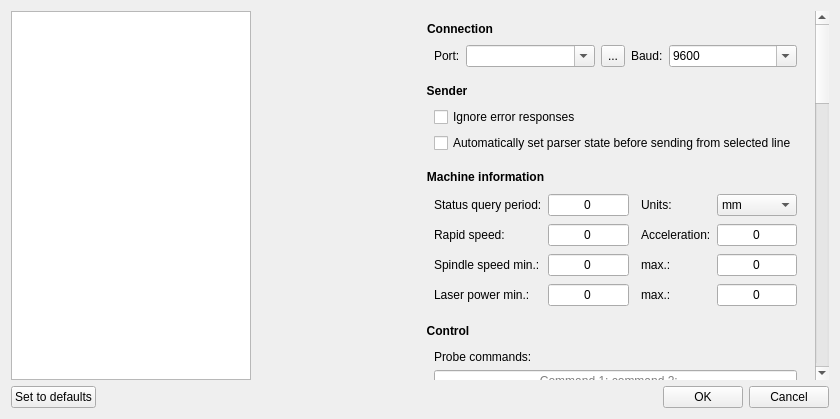
First picture: the form in src/frmsettings.ui, repository hjliaw/Candle-lathe, before the edit.
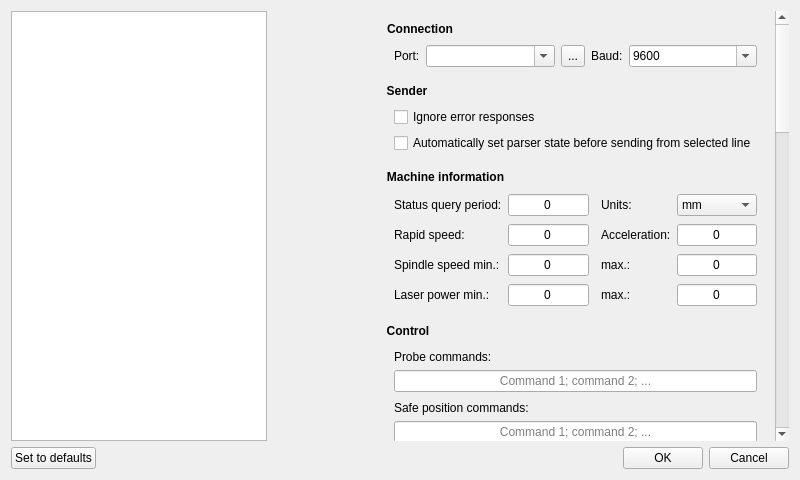
Second picture: the form after the edit. Icons and pictures are not drawn. Custom widgets are drawn as their Qt base class.

Commit message: show wpos, red jog stop icon, new setting ui

What changed in the file:
```diff
--- a/src/frmsettings.ui
+++ b/src/frmsettings.ui
@@ -9,8 +9,8 @@
    <rect>
     <x>0</x>
     <y>0</y>
-    <width>840</width>
-    <height>419</height>
+    <width>800</width>
+    <height>480</height>
    </rect>
   </property>
   <property name="minimumSize">
@@ -51,13 +51,13 @@
        </property>
        <property name="minimumSize">
         <size>
-         <width>160</width>
+         <width>120</width>
          <height>0</height>
         </size>
        </property>
        <property name="maximumSize">
         <size>
-         <width>240</width>
+         <width>260</width>
          <height>16777215</height>
         </size>
        </property>
@@ -81,7 +81,7 @@
        </property>
        <property name="maximumSize">
         <size>
-         <width>600</width>
+         <width>720</width>
          <height>16777215</height>
         </size>
        </property>
```
The commit also changes 6 other files.
